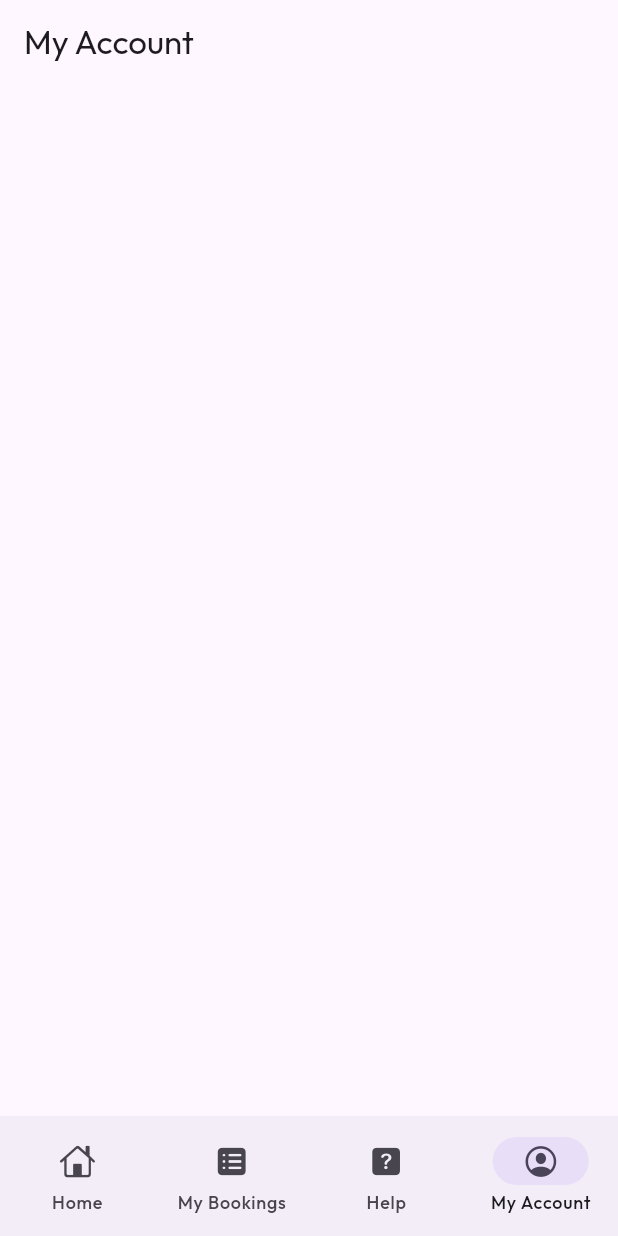
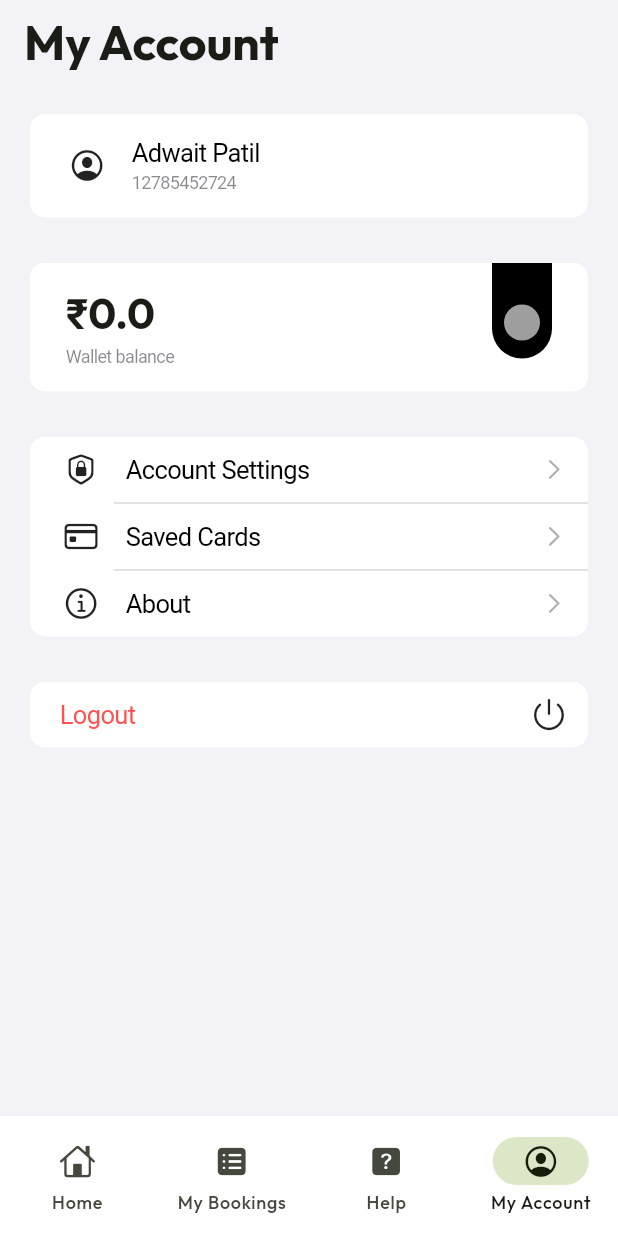
Before and after one commit to ShinobiKSAMA/GreenRail, a Flutter app: the screen it shows after launch, item 4 of the bottom bar chosen, on a phone screen of 412 x 824 dp. Run offline on Flutter 3.47's test engine with Material 3 defaults, Android fonts, the phone set to English and light mode, and no system bars; our stand-ins replace flutter_riverpod, go_router, google_fonts, riverpod_annotation; generated files the repository leaves out were written again.

Commit message:
Home Screen

```diff
--- a/lib/configs/router.dart
+++ b/lib/configs/router.dart
@@ -1,6 +1,9 @@
 import 'package:flutter/material.dart';
 import 'package:go_router/go_router.dart';
 import 'package:greenrail/presenation/navigation_container.dart';
+import 'package:greenrail/presenation/screens/home_screen.dart';
+import 'package:greenrail/presenation/screens/my_account_screen.dart';
+import 'package:greenrail/presenation/screens/my_booking_screen.dart';
 import 'package:riverpod_annotation/riverpod_annotation.dart';
 
 part 'router.g.dart';
@@ -21,11 +24,7 @@ GoRouter router(RouterRef ref) {
           GoRoute(
             path: '/home',
             name: 'Home',
-            builder: (context, state) => Scaffold(
-              appBar: AppBar(
-                title: const Text('Home'),
-              ),
-            ),
+            builder: (context, state) => const HomeScreen(),
           ),
           GoRoute(
             path: '/help',
@@ -39,20 +38,12 @@ GoRouter router(RouterRef ref) {
           GoRoute(
             path: '/myBookings',
             name: 'My Bookings',
-            builder: (context, state) => Scaffold(
-              appBar: AppBar(
-                title: const Text('My Bookings'),
-              ),
-            ),
+            builder: (context, state) => const MyBookingScreen(),
           ),
           GoRoute(
             path: '/myAccount',
             name: 'My Account',
-            builder: (context, state) => Scaffold(
-              appBar: AppBar(
-                title: const Text('My Account'),
-              ),
-            ),
+            builder: (context, state) => const MyAccountScreen(),
           ),
         ],
       ),
--- a/lib/main.dart
+++ b/lib/main.dart
@@ -1,7 +1,9 @@
+import 'package:flutter/cupertino.dart';
 import 'package:flutter/material.dart';
 import 'package:flutter_riverpod/flutter_riverpod.dart';
 import 'package:greenrail/configs/router.dart';
 import 'package:google_fonts/google_fonts.dart';
+import 'package:greenrail/configs/theme/theme.dart';
 
 void main() {
   runApp(const ProviderScope(child: MainApp()));
@@ -20,7 +22,11 @@ class MainApp extends ConsumerWidget {
       routeInformationParser: router.routeInformationParser,
       routeInformationProvider: router.routeInformationProvider,
       theme: ThemeData(
+        colorScheme: MaterialTheme.lightScheme(),
         fontFamily: GoogleFonts.outfit().fontFamily,
+        scaffoldBackgroundColor: CupertinoColors.systemGroupedBackground,
+        navigationBarTheme: const NavigationBarThemeData(backgroundColor: CupertinoColors.secondarySystemGroupedBackground),
+        appBarTheme: const AppBarTheme(elevation: 0),
         pageTransitionsTheme: const PageTransitionsTheme(
           builders: <TargetPlatform, PageTransitionsBuilder>{
             TargetPlatform.android: CupertinoPageTransitionsBuilder(),
--- /dev/null
+++ b/lib/presenation/screens/my_account_screen.dart
@@ -0,0 +1,122 @@
+import 'package:flutter/cupertino.dart';
+import 'package:flutter/material.dart';
+import 'package:flutter/widgets.dart';
+
+class MyAccountScreen extends StatelessWidget {
+  const MyAccountScreen({super.key});
+
+  @override
+  Widget build(BuildContext context) {
+    return Scaffold(
+      backgroundColor: CupertinoColors.systemGroupedBackground,
+      appBar: AppBar(
+        title: const Text("My Account"),
+        elevation: 0,
+        backgroundColor: CupertinoColors.systemGroupedBackground,
+        surfaceTintColor: Colors.transparent,
+        titleTextStyle: Theme.of(context)
+            .textTheme
+            .headlineLarge!
+            .copyWith(fontWeight: FontWeight.bold),
+        centerTitle: false,
+      ),
+      body: ListView(
+        children: [
+          CupertinoListSection.insetGrouped(
+            children: const [
+              CupertinoListTile(
+                title: Text("Adwait Patil"),
+                subtitle: Text("12785452724"),
+                leading: Icon(CupertinoIcons.person_crop_circle),
+                padding: EdgeInsets.symmetric(vertical: 16, horizontal: 24),
+              ),
+            ],
+          ),
+          CupertinoListSection.insetGrouped(
+            children: [
+              Stack(
+                children: [
+                  CupertinoListTile(
+                    title: Text(
+                      "\u{20B9}0.0",
+                      style: Theme.of(context)
+                          .textTheme
+                          .headlineMedium!
+                          .copyWith(fontWeight: FontWeight.bold),
+                    ),
+                    subtitle: const Text("Wallet balance"),
+                    padding: const EdgeInsets.symmetric(
+                        vertical: 16, horizontal: 24),
+                  ),
+                  Positioned(
+                    right: 24,
+                    top: 0,
+                    child: Container(
+                      width: 40,
+                      height: 64,
+                      decoration: const BoxDecoration(
+                        color: Colors.black,
+                        borderRadius: BorderRadius.only(
+                          bottomLeft: Radius.circular(40),
+                          bottomRight: Radius.circular(40),
+                        )
+                      ),
+                    ),
+                  ),
+                  Positioned(
+                    right: 24+8,
+                    top: 28,
+                    child: Container(
+                      width: 24,
+                      height: 24,
+                      decoration: const BoxDecoration(
+                        color: Colors.grey,
+                        borderRadius: BorderRadius.all(Radius.circular(40))
+                      ),
+                    ),
+                  ),
+                  // const Positioned(
+                  //   right: 24,
+                  //   top: -10,
+                  //   child: Icon(
+                  //     CupertinoIcons.bookmark_fill,
+                  //     size: 72,
+                  //   ),
+                  // ),
+                ],
+              ),
+            ],
+          ),
+          CupertinoListSection.insetGrouped(
+            children: const [
+              CupertinoListTile(
+                leading: Icon(CupertinoIcons.lock_shield),
+                title: Text("Account Settings"),
+                trailing: CupertinoListTileChevron(),
+              ),
+              CupertinoListTile(
+                leading: Icon(CupertinoIcons.creditcard),
+                title: Text("Saved Cards"),
+                trailing: CupertinoListTileChevron(),
+              ),
+              CupertinoListTile(
+                leading: Icon(CupertinoIcons.info_circle),
+                title: Text("About"),
+                trailing: CupertinoListTileChevron(),
+              ),
+            ],
+          ),
+          CupertinoListSection.insetGrouped(
+            children: const [
+              CupertinoListTile(
+                title:
+                    Text("Logout", style: TextStyle(color: Colors.redAccent)),
+                trailing: Icon(CupertinoIcons.power),
+              ),
+            ],
+          ),
+        ],
+      ),
+    );
+  }
+}
--- a/pubspec.yaml
+++ b/pubspec.yaml
@@ -22,7 +22,7 @@ dependencies:
 
 dev_dependencies:
   build_runner: ^2.4.11
-  flutter_lints: ^3.0.0
+  flutter_lints: ^4.0.0
   flutter_test:
     sdk: flutter
   freezed: ^2.5.1
```
Also changed, not shown: lib/configs/theme/theme.dart (added, +389 -0 lines), lib/presenation/screens/home_screen.dart (added, +134 -0 lines), lib/presenation/screens/my_booking_screen.dart (added, +54 -0 lines), pubspec.lock, 8 other files.
